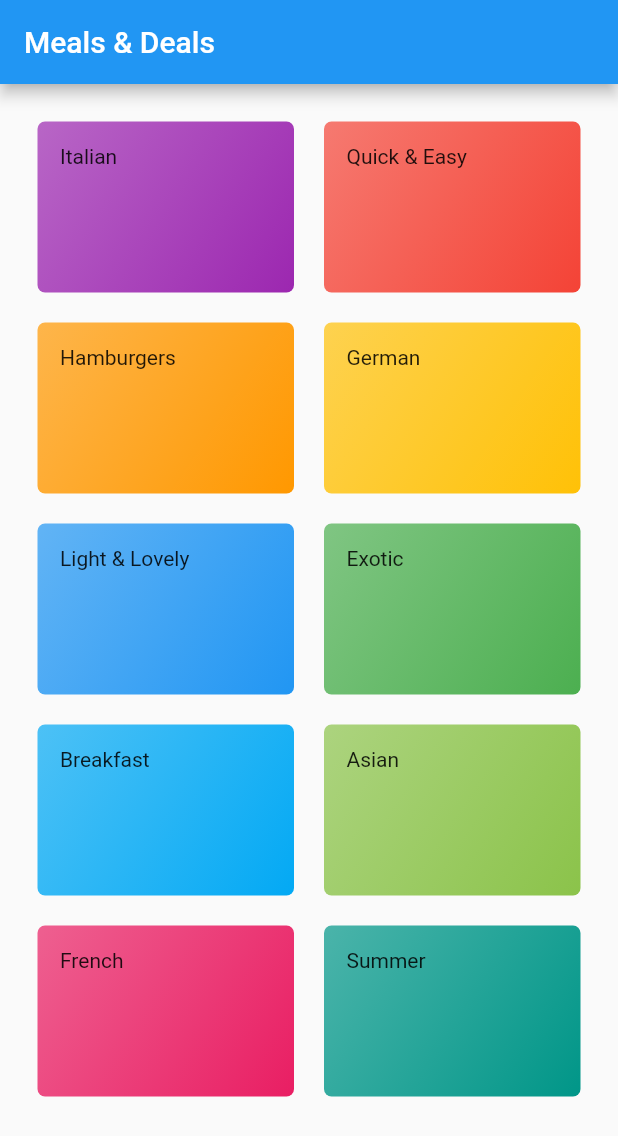
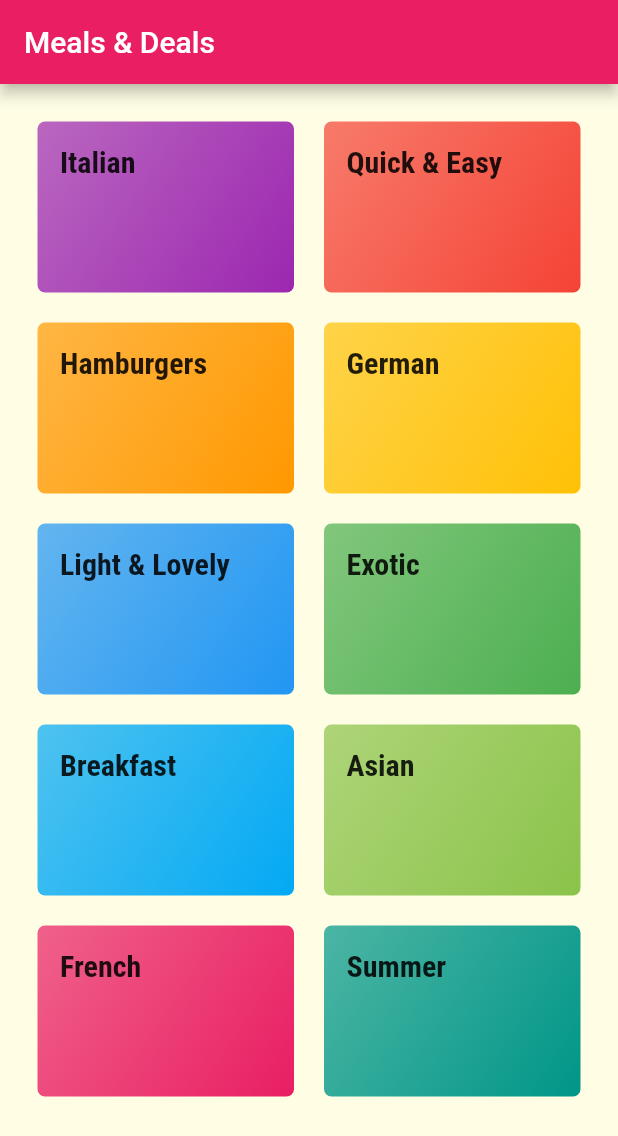
Before and after one commit to ahmed-yousry-ebrahim/meals_deals, a Flutter app: the screen it shows after launch, on a phone screen of 412 x 824 dp. Shown: the top 1136 px of the screen. Run offline on Flutter 3.47's test engine with Material 2 defaults, Android fonts, the phone set to English and light mode, and no system bars.

Commit message:
app initial theme

```diff
--- a/lib/category_item.dart
+++ b/lib/category_item.dart
@@ -12,7 +12,10 @@ class CategoryItem extends StatelessWidget {
   Widget build(BuildContext context) {
     return Container(
       padding: const EdgeInsets.all(15),
-      child: Text(title),
+      child: Text(
+        title,
+        style: Theme.of(context).textTheme.titleMedium,
+      ),
       decoration: BoxDecoration(
         gradient: LinearGradient(
             colors: [color.withOpacity(0.7), color],
--- a/lib/main.dart
+++ b/lib/main.dart
@@ -14,16 +14,23 @@ class MealsApp extends StatelessWidget {
     return MaterialApp(
       title: 'Meals & Deals',
       theme: ThemeData(
-        // This is the theme of your application.
-        //
-        // Try running your application with "flutter run". You'll see the
-        // application has a blue toolbar. Then, without quitting the app, try
-        // changing the primarySwatch below to Colors.green and then invoke
-        // "hot reload" (press "r" in the console where you ran "flutter run",
-        // or simply save your changes to "hot reload" in a Flutter IDE).
-        // Notice that the counter didn't reset back to zero; the application
-        // is not restarted.
-        primarySwatch: Colors.blue,
+        primarySwatch: Colors.pink,
+        accentColor: Colors.amber,
+        canvasColor: Color.fromRGBO(255, 254, 229, 1),
+        fontFamily: 'Raleway',
+        textTheme: ThemeData.light().textTheme.copyWith(
+              bodyLarge: TextStyle(
+                color: Color.fromRGBO(20, 51, 51, 1),
+              ),
+              bodyMedium: TextStyle(
+                color: Color.fromRGBO(20, 51, 51, 1),
+              ),
+              titleMedium: TextStyle(
+                fontFamily: 'RobotoCondensed',
+                fontSize: 20,
+                fontWeight: FontWeight.bold,
+              ),
+            ),
       ),
       home: CategoriesScreen(),
     );
```
